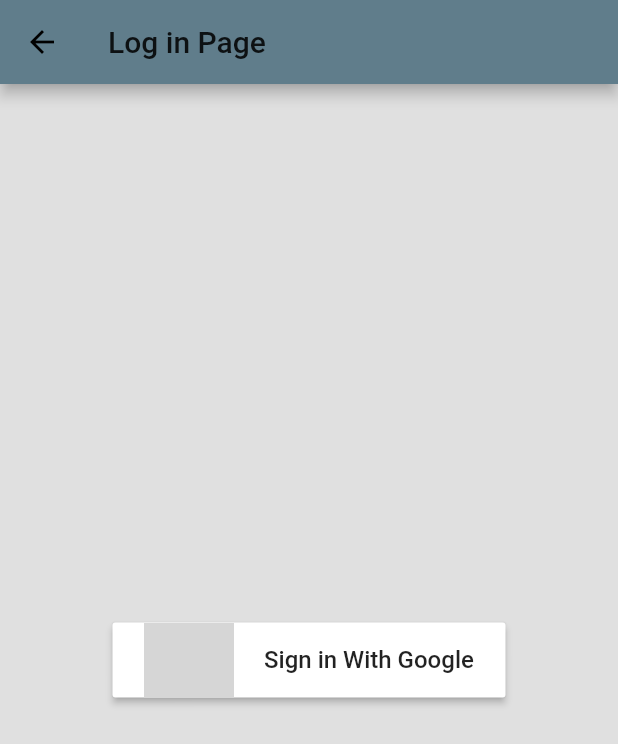
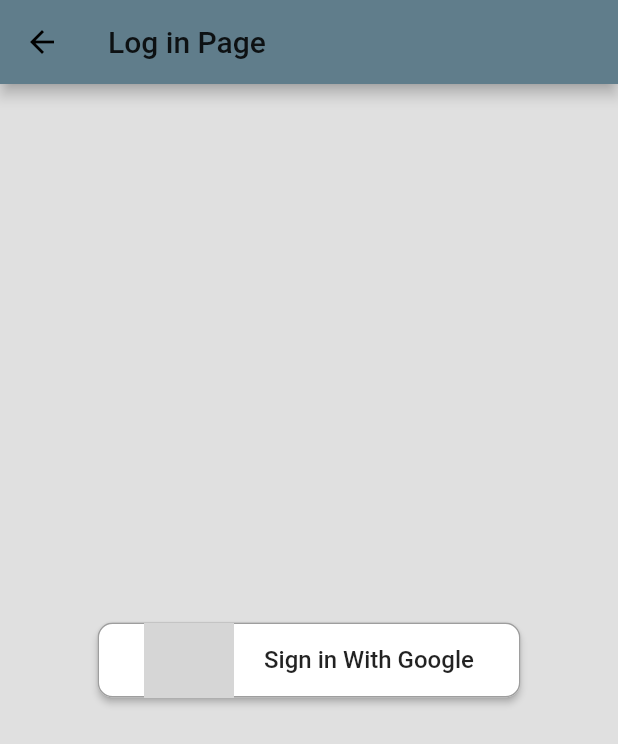
Before and after one commit to nisol91/flutter-basic-app, a Flutter app: the screen it shows after launch, after a tap on the "account circle" icon, on a phone screen of 412 x 824 dp. Shown: the top 744 px of the screen. Run offline on Flutter 3.47's test engine with Material 2 defaults, Android fonts, the phone set to English and light mode, and no system bars; network calls fail; grey boxes are pictures that could not be loaded.

```diff
--- /dev/null
+++ b/lib/app_state_container.dart
@@ -0,0 +1,142 @@
+import 'dart:async';
+
+import 'models/app_state.dart';
+import 'package:flutter/foundation.dart';
+import 'package:flutter/material.dart';
+// import 'package:google_sign_in/google_sign_in.dart';
+// import 'package:firebase_auth/firebase_auth.dart';
+
+class AppStateContainer extends StatefulWidget {
+  // Your apps state is managed by the container
+  final AppState state;
+  // This widget is simply the root of the tree,
+  // so it has to have a child!
+  final Widget child;
+
+  AppStateContainer({
+    @required this.child,
+    this.state,
+  });
+
+  // This creates a method on the AppState that's just like 'of'
+  // On MediaQueries, Theme, etc
+  // This is the secret to accessing your AppState all over your app
+  static _AppStateContainerState of(BuildContext context) {
+    return (context.inheritFromWidgetOfExactType(_InheritedStateContainer)
+            as _InheritedStateContainer)
+        .data;
+  }
+
+  @override
+  _AppStateContainerState createState() => new _AppStateContainerState();
+}
+
+class _AppStateContainerState extends State<AppStateContainer> {
+  // Just padding the state through so we don't have to
+  // manipulate it with widget.state.
+  AppState state;
+
+  // This is used to sign into Google, not Firebase.
+
+  // GoogleSignInAccount googleUser;
+
+  // This class handles signing into Google.
+  // It comes from the Firebase plugin.
+
+  // final googleSignIn = new GoogleSignIn();
+
+  @override
+  void initState() {
+    // You'll almost certainly want to do some logic
+    // in InitState of your AppStateContainer. In this example, we'll eventually
+    // write the methods to check the local state
+    // for existing users and all that.
+    super.initState();
+
+// If all goes well, when you launch the app
+    // you'll see a loading spinner for 2 seconds
+    // Then the HomeScreen main view will appear
+    Future<Null> startCountdown() async {
+      const timeOut = const Duration(seconds: 2);
+      new Timer(timeOut, () {
+        setState(() => state.isLoading = false);
+      });
+    }
+
+    // Future<GoogleSignInAccount> _ensureLoggedInOnStartUp() async {
+    //   // That class has a currentUser if there's already a user signed in on
+    //   // this device.
+    //   GoogleSignInAccount user = googleSignIn.currentUser;
+    //   if (user == null) {
+    //     // but if not, Google should try to sign one in whos previously signed in
+    //     // on this phone.
+    //     user = await googleSignIn.signInSilently();
+    //   }
+    //   // NB: This could still possibly be null.
+    //   googleUser = user;
+    //   return user;
+    // }
+
+    // All new:
+    // This method is called on start up no matter what.
+
+    // Future<Null> initUser() async {
+    //   // First, check if a user exists.
+    //   googleUser = await _ensureLoggedInOnStartUp();
+    //   // If the user is null, we aren't loading anyhting
+    //   // because there isn't anything to load.
+    //   // This will force the homepage to navigate to the auth page.
+    //   if (googleUser == null) {
+    //     setState(() {
+    //       state.isLoading = false;
+    //     });
+    //   } else {
+    //     // Do some other stuff, handle later.
+    //   }
+    // }
+
+    if (widget.state != null) {
+      state = widget.state;
+    } else {
+      state = new AppState.loading();
+      // fake some config loading
+      startCountdown();
+      // initUser();
+    }
+  }
+
+  // So the WidgetTree is actually
+  // AppStateContainer --> InheritedStateContainer --> The rest of your app.
+  @override
+  Widget build(BuildContext context) {
+    return new _InheritedStateContainer(
+      data: this,
+      child: widget.child,
+    );
+  }
+}
+
+// This is likely all your InheritedWidget will ever need.
+class _InheritedStateContainer extends InheritedWidget {
+  // The data is whatever this widget is passing down.
+  final _AppStateContainerState data;
+
+  // InheritedWidgets are always just wrappers.
+  // So there has to be a child,
+  // Although Flutter just knows to build the Widget thats passed to it
+  // So you don't have have a build method or anything.
+  _InheritedStateContainer({
+    Key key,
+    @required this.data,
+    @required Widget child,
+  }) : super(key: key, child: child);
+
+  // This is a better way to do this, which you'll see later.
+  // But basically, Flutter automatically calls this method when any data
+  // in this widget is changed.
+  // You can use this method to make sure that flutter actually should
+  // repaint the tree, or do nothing.
+  // It helps with performance.
+  @override
+  bool updateShouldNotify(_InheritedStateContainer old) => true;
+}
--- a/lib/auth_screen.dart
+++ b/lib/auth_screen.dart
@@ -27,8 +27,11 @@ class AuthScreenState extends State<AuthScreen> {
               new RaisedButton(
                 onPressed: () => print('login'),
                 color: Colors.white,
+                shape: RoundedRectangleBorder(
+                    borderRadius: new BorderRadius.circular(10.0),
+                    side: BorderSide(color: Colors.grey)),
                 child: new Container(
-                  width: 230.0,
+                  width: 250.0,
                   height: 50.0,
                   alignment: Alignment.center,
                   child: new Row(
--- a/lib/main.dart
+++ b/lib/main.dart
@@ -3,11 +3,13 @@ import 'auth_screen.dart';
 import 'dog_model.dart';
 import 'new_dog_form.dart';
 import 'dog_list.dart';
+import './models/app_state.dart';
+import 'app_state_container.dart';
 
 void main() {
-  runApp(
-    new MyApp(),
-  );
+  runApp(new AppStateContainer(
+    child: new MyApp(),
+  ));
 }
 
 class MyApp extends StatelessWidget {
@@ -88,8 +90,58 @@ class _MyHomePageState extends State<MyHomePage> {
     );
   }
 
+  AppState appState;
+
+  Widget get _pageToDisplay {
+    if (appState.isLoading) {
+      return _loadingView;
+    } else {
+      return _homeView;
+    }
+  }
+
+  Widget get _loadingView {
+    return new Center(
+      child: new CircularProgressIndicator(),
+    );
+  }
+
+  // new
+  Widget get _homeView {
+    return Container(
+      child: Container(
+          decoration: BoxDecoration(
+              gradient: LinearGradient(
+            // Where the linear gradient begins and ends
+            begin: Alignment.topRight,
+            end: Alignment.bottomLeft,
+            // Add one stop for each color. Stops should increase from 0 to 1
+            stops: [0.1, 0.5, 0.7, 0.9],
+            colors: [
+              // Colors are easy thanks to Flutter's Colors class.
+              Colors.blueGrey[900],
+              Colors.blueGrey[500],
+              Colors.blueGrey[400],
+              Colors.blueGrey[200],
+            ],
+          )),
+          child: Center(child: DogList(initialDoggos))),
+    );
+  }
+
   @override
   Widget build(BuildContext context) {
+    // This is the InheritedWidget in action.
+    // You can reference the StatefulWidget that
+    // wraps it like this, which allows you to access any
+    // public method or property on it.
+    var container = AppStateContainer.of(context);
+    // For example, get grab its property called state!
+    appState = container.state;
+    // Everything this build method is called, which is when the state
+    // changes, Flutter will 'get' the _pageToDisplay widget, which will
+    // return the screen we want based on the appState.isLoading
+    Widget body = _pageToDisplay;
     return new Scaffold(
       appBar: new AppBar(
         title: new Text(widget.title),
@@ -107,25 +159,7 @@ class _MyHomePageState extends State<MyHomePage> {
           ),
         ],
       ),
-      body: Container(
-        child: Container(
-            decoration: BoxDecoration(
-                gradient: LinearGradient(
-              // Where the linear gradient begins and ends
-              begin: Alignment.topRight,
-              end: Alignment.bottomLeft,
-              // Add one stop for each color. Stops should increase from 0 to 1
-              stops: [0.1, 0.5, 0.7, 0.9],
-              colors: [
-                // Colors are easy thanks to Flutter's Colors class.
-                Colors.blueGrey[900],
-                Colors.blueGrey[500],
-                Colors.blueGrey[400],
-                Colors.blueGrey[200],
-              ],
-            )),
-            child: Center(child: DogList(initialDoggos))),
-      ),
+      body: body,
     );
   }
 }
--- /dev/null
+++ b/lib/models/app_state.dart
@@ -0,0 +1,18 @@
+class AppState {
+  // Your app will use this to know when to display loading spinners.
+  bool isLoading;
+
+  // Constructor
+  AppState({
+    this.isLoading = false,
+    // this.user,
+  });
+
+  // A constructor for when the app is loading.
+  factory AppState.loading() => new AppState(isLoading: true);
+
+  @override
+  String toString() {
+    return 'AppState{isLoading: $isLoading, user: ${'user?.displayName' ?? 'null'}}';
+  }
+}
```
Also changed, not shown: pubspec.yaml (+7 -7 lines), pubspec.lock, 4 other files.
